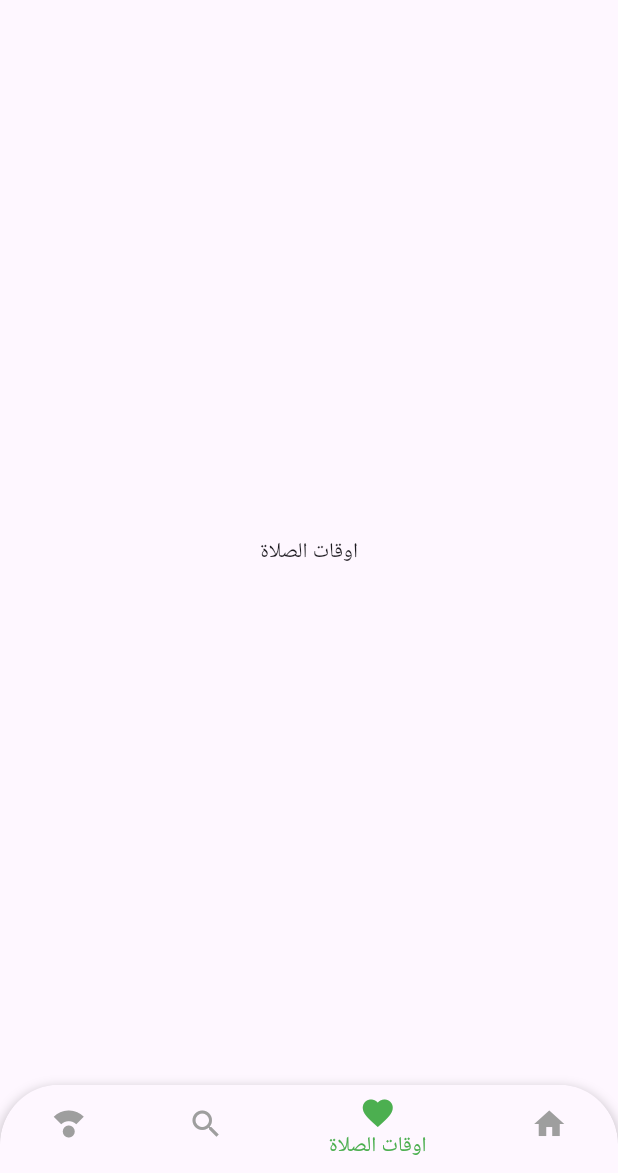
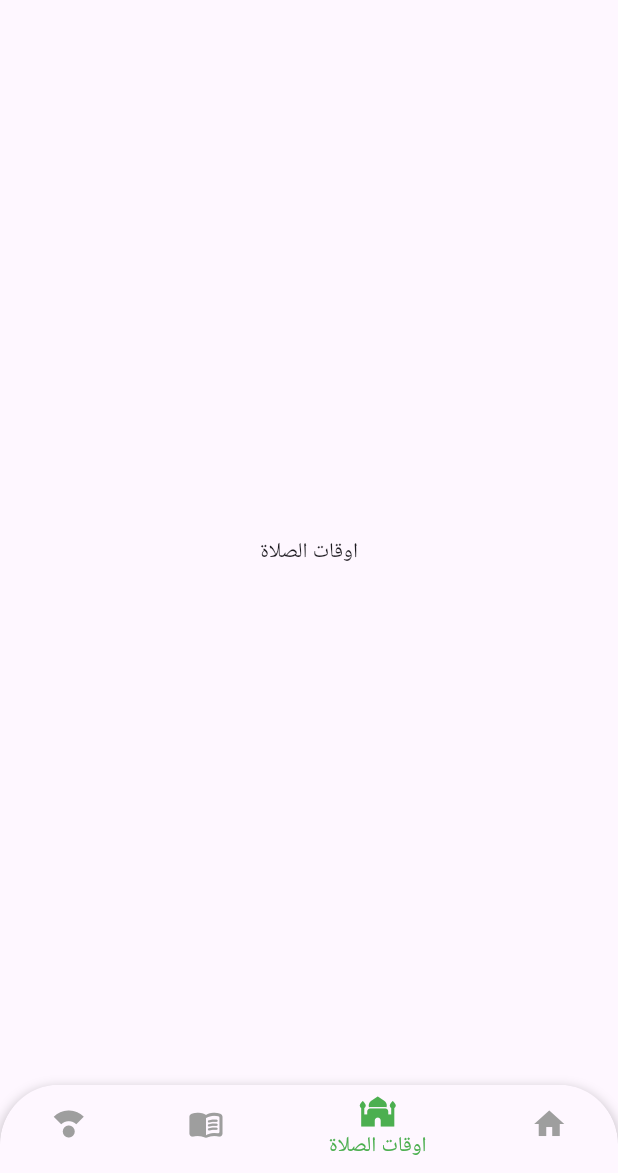
Before and after one commit to MYMMIRACLE/fazakir, a Flutter app: the screen it shows after launch, item 3 of the bottom bar chosen, on a phone screen of 412 x 824 dp, the part 63-1236 px from its top. Run offline on Flutter 3.47's test engine with Material 3 defaults, Android fonts, the phone set to English and light mode, and no system bars.

Commit message:
Update bottom navigation icons

```diff
--- a/fzaker/lib/main.dart
+++ b/fzaker/lib/main.dart
@@ -74,11 +74,11 @@
                 label: 'القبلة',
               ),
               BottomNavigationBarItem(
-                icon: Icon(Icons.search),
+                icon: Icon(Icons.menu_book_rounded),
                 label: 'القران',
               ),
               BottomNavigationBarItem(
-                icon: Icon(Icons.favorite),
+                icon: Icon(Icons.mosque),
                 label: 'اوقات الصلاة',
               ),
               BottomNavigationBarItem(
```
